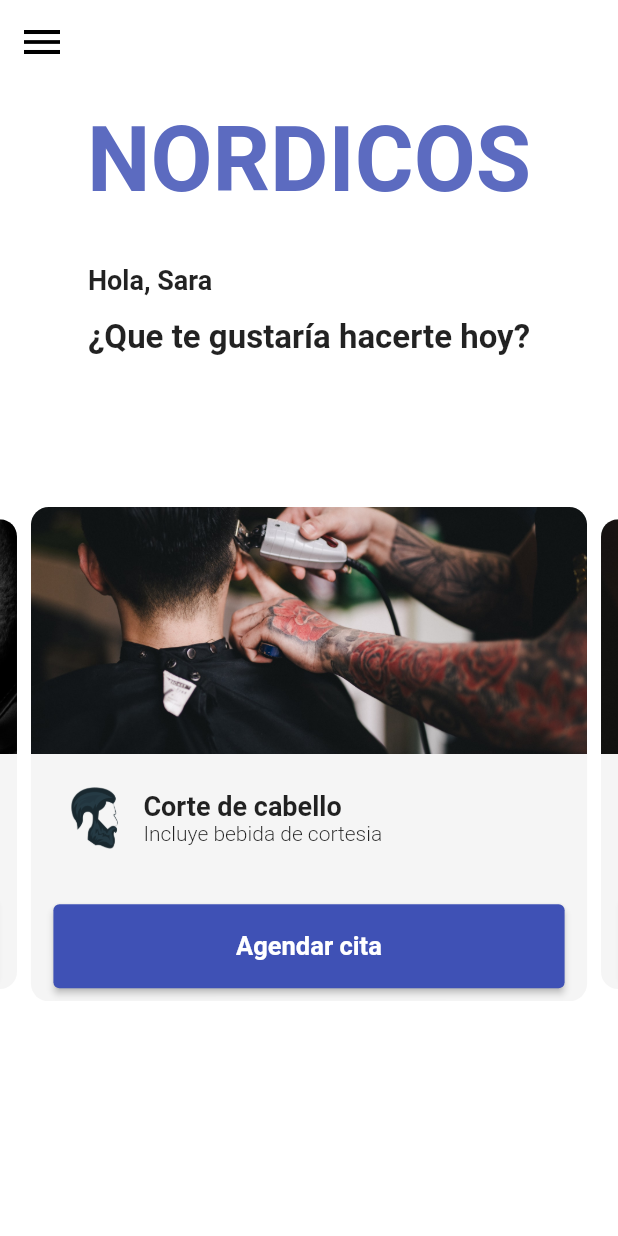
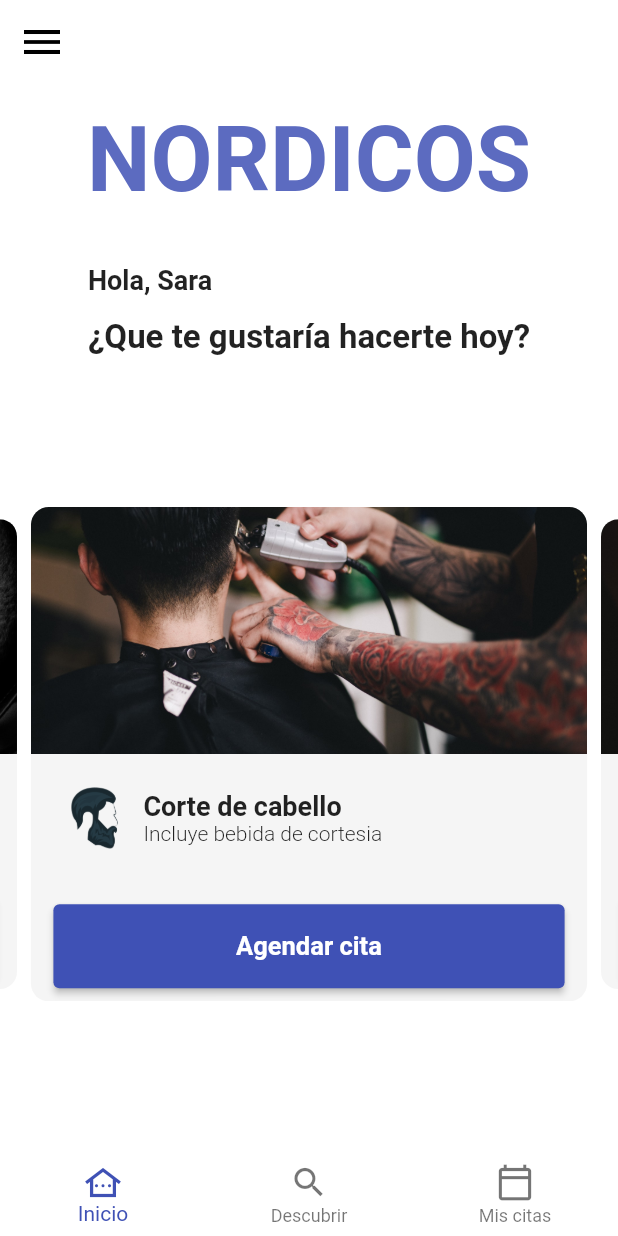
Before and after one commit to JSebastianOspina/reservas-app, a Flutter app: the screen it shows after launch, on a phone screen of 412 x 824 dp. Run offline on Flutter 3.47's test engine with Material 2 defaults, Android fonts, the phone set to English and light mode, and no system bars; our stand-ins replace flutter_swiper_null_safety.

Commit message:
Adding bottom navigation bar

```diff
--- a/lib/main.dart
+++ b/lib/main.dart
@@ -11,7 +11,7 @@ class MyApp extends StatelessWidget {
       title: 'Material App',
       initialRoute: 'homeScreen',
       routes: {
-        'homeScreen': (_) => const HomeScreen(),
+        'homeScreen': (_) => HomeScreen(),
       },
     );
   }
--- a/lib/views/home_screen.dart
+++ b/lib/views/home_screen.dart
@@ -10,6 +10,7 @@ class HomeScreen extends StatelessWidget {
   Widget build(BuildContext context) {
     final size = MediaQuery.of(context).size;
     var cardHeight = size.height / 2.5;
+    int selectedItem = 0;
     return Scaffold(
       backgroundColor: Colors.white,
       appBar: AppBar(
@@ -20,7 +21,69 @@ class HomeScreen extends StatelessWidget {
             size: 32,
           ),
           foregroundColor: Colors.black),
-      body: SizedBox(
+      body: HomeBody(size: size, cardHeight: cardHeight),
+      // ignore: prefer_const_literals_to_create_immutables
+      bottomNavigationBar: HomeBottomNavigationBar(),
+    );
+  }
+}
+
+class HomeBottomNavigationBar extends StatefulWidget {
+  const HomeBottomNavigationBar({
+    Key? key,
+  }) : super(key: key);
+
+  @override
+  State<HomeBottomNavigationBar> createState() =>
+      _HomeBottomNavigationBarState();
+}
+
+class _HomeBottomNavigationBarState extends State<HomeBottomNavigationBar> {
+  int _selectedIndex = 0;
+
+  @override
+  Widget build(BuildContext context) {
+    return BottomNavigationBar(
+        backgroundColor: Colors.white,
+        elevation: 0,
+        iconSize: 26,
+        fixedColor: Colors.indigo,
+        currentIndex: _selectedIndex,
+        onTap: (int tapIndex) {
+          setState(() {
+            _selectedIndex = tapIndex;
+          });
+        },
+        items: [
+          BottomNavigationBarItem(
+            icon: Icon(Icons.other_houses_outlined),
+            label: 'Inicio',
+          ),
+          BottomNavigationBarItem(
+            icon: Icon(Icons.search_outlined),
+            label: 'Descubrir',
+          ),
+          BottomNavigationBarItem(
+            icon: Icon(Icons.calendar_today_outlined),
+            label: 'Mis citas',
+          )
+        ]);
+  }
+}
+
+class HomeBody extends StatelessWidget {
+  const HomeBody({
+    Key? key,
+    required this.size,
+    required this.cardHeight,
+  }) : super(key: key);
+
+  final Size size;
+  final double cardHeight;
+
+  @override
+  Widget build(BuildContext context) {
+    return SizedBox(
       width: size.width,
       child: Column(
         children: [
@@ -39,10 +102,27 @@ class HomeScreen extends StatelessWidget {
           const SizedBox(
             height: 35.0,
           ),
-            Container(
-              child: Column(
+          HomeHeadingText(),
+          SizedBox(
+            height: 100,
+          ),
+          HomeSlider(cardHeight: cardHeight, size: size)
+        ],
+      ),
+    );
+  }
+}
+
+class HomeHeadingText extends StatelessWidget {
+  const HomeHeadingText({
+    Key? key,
+  }) : super(key: key);
+
+  @override
+  Widget build(BuildContext context) {
+    return Column(
         crossAxisAlignment: CrossAxisAlignment.start,
-                  children: [
+        children: const [
           Text(
             'Hola, Sara',
             style: TextStyle(
@@ -50,21 +130,31 @@ class HomeScreen extends StatelessWidget {
               fontWeight: FontWeight.bold,
             ),
           ),
-                    const SizedBox(
+          SizedBox(
             height: 15.0,
           ),
           Text(
             '¿Que te gustaría hacerte hoy?',
-                      style:
-                          TextStyle(fontWeight: FontWeight.bold, fontSize: 22),
+            style: TextStyle(fontWeight: FontWeight.bold, fontSize: 22),
             textAlign: TextAlign.start,
           ),
-                  ]),
-            ),
-            SizedBox(
-              height: 100,
-            ),
-            Container(
+        ]);
+  }
+}
+
+class HomeSlider extends StatelessWidget {
+  const HomeSlider({
+    Key? key,
+    required this.cardHeight,
+    required this.size,
+  }) : super(key: key);
+
+  final double cardHeight;
+  final Size size;
+
+  @override
+  Widget build(BuildContext context) {
+    return SizedBox(
       height: cardHeight,
       child: Swiper(
           scale: 0.95,
@@ -127,26 +217,23 @@ class HomeScreen extends StatelessWidget {
                     height: 15,
                   ),
                   Padding(
-                            padding:
-                                const EdgeInsets.symmetric(horizontal: 15.0),
+                    padding: const EdgeInsets.symmetric(horizontal: 15.0),
                     child: SizedBox(
                       width: double.infinity,
                       child: ElevatedButton(
                         style: ButtonStyle(
-                                  padding: MaterialStateProperty.all<
-                                      EdgeInsetsGeometry?>(
+                          padding:
+                              MaterialStateProperty.all<EdgeInsetsGeometry?>(
                             EdgeInsets.symmetric(vertical: 18.0),
                           ),
-                                  backgroundColor:
-                                      MaterialStateProperty.all<Color?>(
+                          backgroundColor: MaterialStateProperty.all<Color?>(
                             Colors.indigo,
                           ),
                         ),
                         onPressed: () => {},
                         child: Text('Agendar cita',
                             style: TextStyle(
-                                        fontSize: 17,
-                                        fontWeight: FontWeight.bold)),
+                                fontSize: 17, fontWeight: FontWeight.bold)),
                       ),
                     ),
                   ),
@@ -157,10 +244,6 @@ class HomeScreen extends StatelessWidget {
               ),
             );
           }),
-            )
-          ],
-        ),
-      ),
     );
   }
 }
```
Lines whose indentation alone changed are shown as unchanged.
